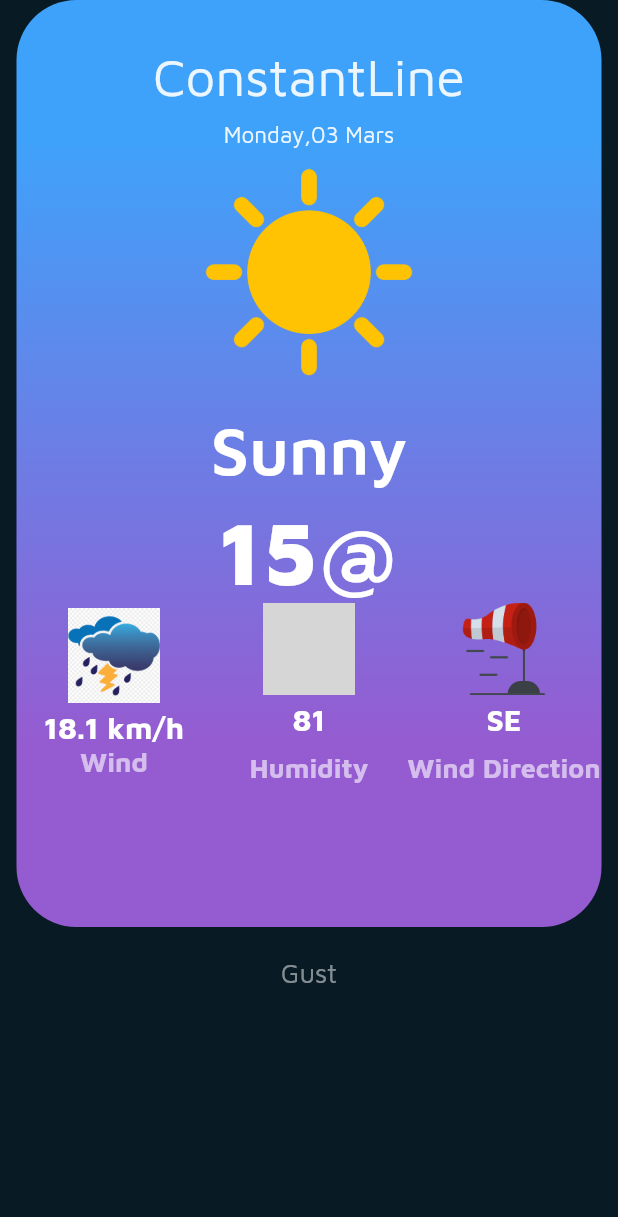
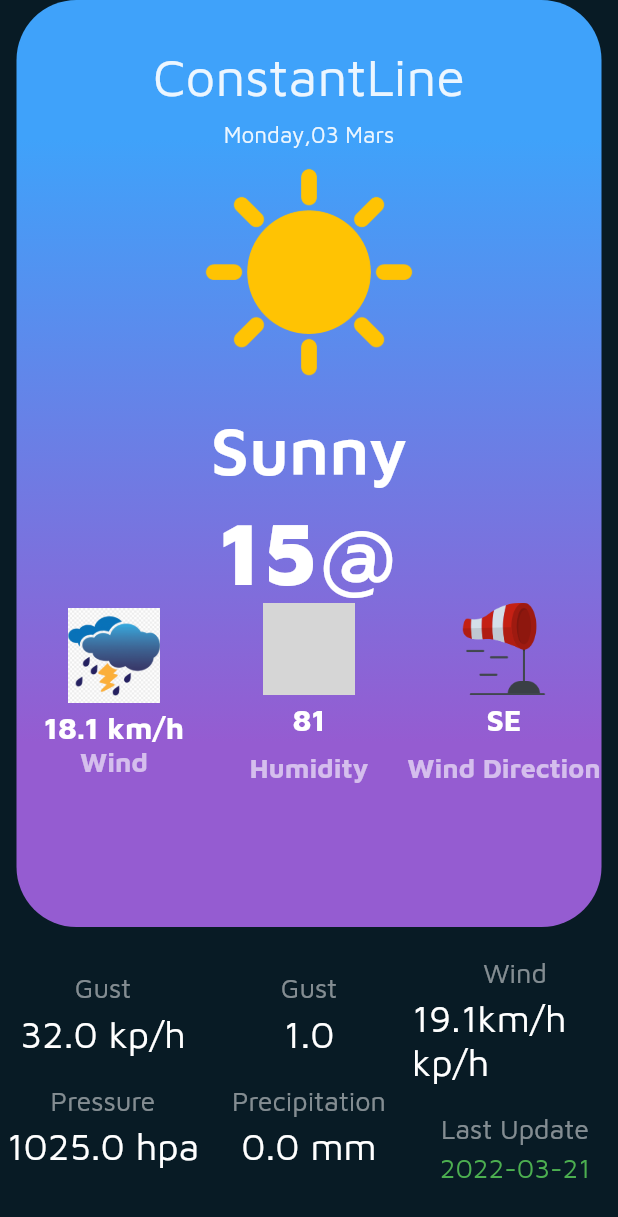
Before and after one commit to SabinSnider/Flutter_weather_app, a Flutter app: the screen it shows after launch, on a phone screen of 412 x 824 dp. Shown: the top 1217 px of the screen. Run offline on Flutter 3.47's test engine with Material 2 defaults, Android fonts, the light colour scheme and no system bars; grey boxes are pictures that could not be loaded.

Commit message:
static UI  complete

```diff
--- a/lib/home_page.dart
+++ b/lib/home_page.dart
@@ -163,6 +163,117 @@ class MyHomePage extends StatelessWidget {
                           color: Colors.white.withOpacity(0.5),
                           fontFamily: 'MavenPro',
                           fontSize: 18),
+                    ),
+                    SizedBox(
+                      height: 5,
+                    ),
+                    const Text(
+                      '32.0 kp/h',
+                      style: TextStyle(
+                          color: Colors.white,
+                          fontFamily: 'MavenPro',
+                          fontSize: 25),
+                    ),
+                    SizedBox(height: 20),
+                    //second
+                    Text(
+                      'Pressure',
+                      style: TextStyle(
+                          color: Colors.white.withOpacity(0.5),
+                          fontFamily: 'MavenPro',
+                          fontSize: 18),
+                    ),
+                    SizedBox(
+                      height: 5,
+                    ),
+                    const Text(
+                      '1025.0 hpa',
+                      style: TextStyle(
+                          color: Colors.white,
+                          fontFamily: 'MavenPro',
+                          fontSize: 25),
+                    )
+                  ],
+                )),
+                Expanded(
+                    child: Column(
+                  children: [
+                    Text(
+                      'Gust',
+                      style: TextStyle(
+                          color: Colors.white.withOpacity(0.5),
+                          fontFamily: 'MavenPro',
+                          fontSize: 18),
+                    ),
+                    SizedBox(
+                      height: 5,
+                    ),
+                    const Text(
+                      '1.0',
+                      style: TextStyle(
+                          color: Colors.white,
+                          fontFamily: 'MavenPro',
+                          fontSize: 25),
+                    ),
+                    SizedBox(height: 20),
+                    //second
+                    Text(
+                      'Precipitation',
+                      style: TextStyle(
+                          color: Colors.white.withOpacity(0.5),
+                          fontFamily: 'MavenPro',
+                          fontSize: 18),
+                    ),
+                    SizedBox(
+                      height: 5,
+                    ),
+                    const Text(
+                      '0.0 mm',
+                      style: TextStyle(
+                          color: Colors.white,
+                          fontFamily: 'MavenPro',
+                          fontSize: 25),
+                    )
+                  ],
+                )),
+                Expanded(
+                    child: Column(
+                  children: [
+                    Text(
+                      'Wind',
+                      style: TextStyle(
+                          color: Colors.white.withOpacity(0.5),
+                          fontFamily: 'MavenPro',
+                          fontSize: 18),
+                    ),
+                    SizedBox(
+                      height: 5,
+                    ),
+                    const Text(
+                      '19.1km/h kp/h',
+                      style: TextStyle(
+                          color: Colors.white,
+                          fontFamily: 'MavenPro',
+                          fontSize: 25),
+                    ),
+                    SizedBox(height: 20),
+                    //second
+                    Text(
+                      'Last Update',
+                      style: TextStyle(
+                          color: Colors.white.withOpacity(0.5),
+                          fontFamily: 'MavenPro',
+                          fontSize: 18),
+                    ),
+                    SizedBox(
+                      height: 5,
+                    ),
+                    const Text(
+                      '2022-03-21',
+                      style: TextStyle(
+                          color: Colors.green,
+                          fontFamily: 'MavenPro',
+                          fontSize: 18),
                     )
                   ],
                 ))
```
